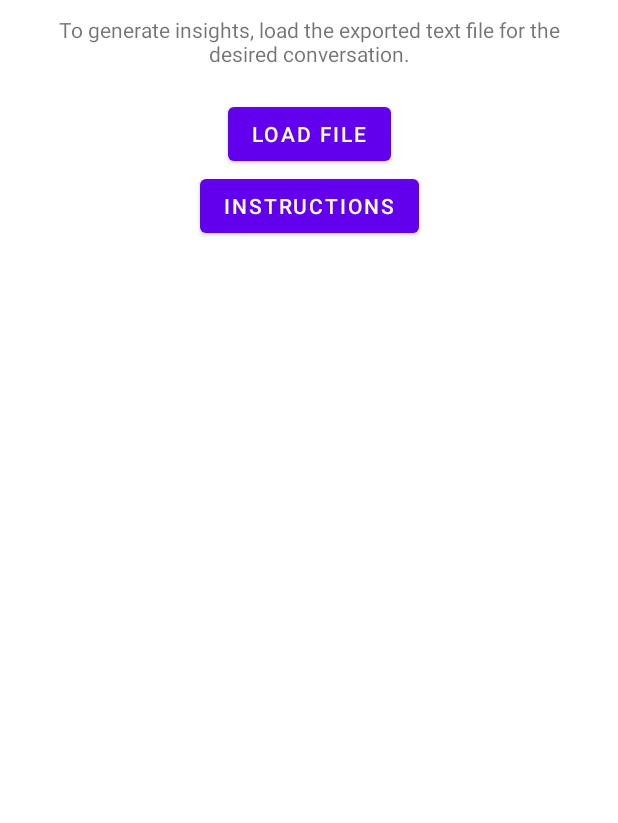
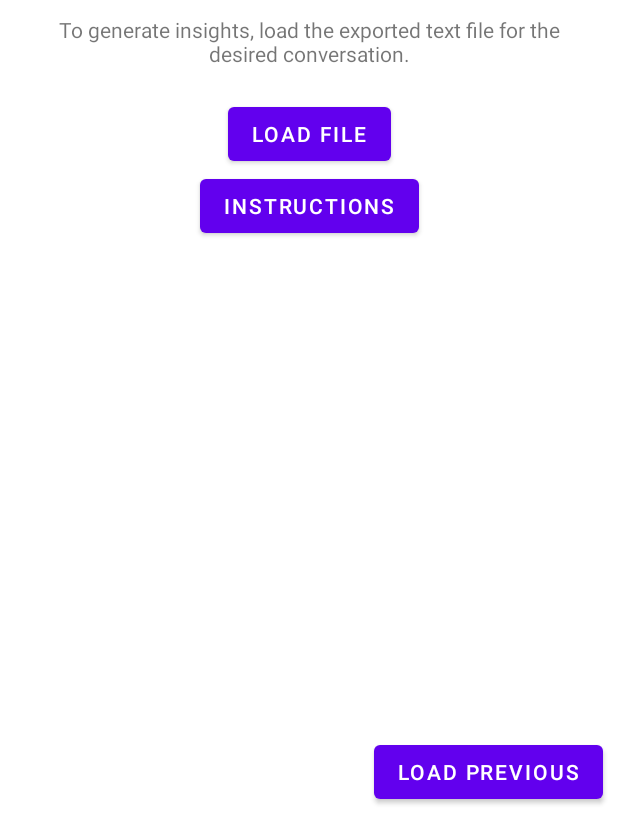
Before and after one commit to lukaratkovic/WhatsAppInsights-Android, an Android app: the screen it shows after launch (MainActivity), on a phone screen of 412 x 824 dp, the part 413-1236 px from its top. Run offline under Robolectric (Android 15) with nearby library versions, the phone set to English and light mode, and no system bars.

Commit message:
Added load previous button

```diff
--- a/app/src/main/AndroidManifest.xml
+++ b/app/src/main/AndroidManifest.xml
@@ -22,7 +22,7 @@
         <activity
             android:name=".Instructions"
             android:exported="false"
-            android:label="Load Instructions" />
+            android:label="Export Instructions" />
         <activity
             android:name=".MainActivity"
             android:exported="true">
--- a/app/src/main/java/hr/tvz/android/whatsappinsights/MainActivity.kt
+++ b/app/src/main/java/hr/tvz/android/whatsappinsights/MainActivity.kt
@@ -27,10 +27,9 @@ class MainActivity : AppCompatActivity(), IWelcomeView {
 
         welcomeController = WelcomeController(this)
 
-        binding.loadButton.setOnClickListener {
-            welcomeController.onLoad(this)
-        }
+        binding.loadButton.setOnClickListener { welcomeController.onLoad(this) }
         binding.instructionsButton.setOnClickListener { onInstructionsInvoke() }
+        binding.loadPreviousButton?.setOnClickListener { welcomeController.loadPrevious() }
     }
 
     override fun onInstructionsInvoke() {
@@ -52,6 +51,10 @@ class MainActivity : AppCompatActivity(), IWelcomeView {
         }
     }
 
+    override fun onPreviousLoaded() {
+        startActivity(Intent(this, Insights::class.java).apply{putExtra("TITLE", "WhatsApp Insights")})
+    }
+
     override fun getContext(): Context {
         return this
     }
--- a/app/src/main/java/hr/tvz/android/whatsappinsights/controller/WelcomeController.kt
+++ b/app/src/main/java/hr/tvz/android/whatsappinsights/controller/WelcomeController.kt
@@ -6,9 +6,16 @@ import android.content.Intent
 import android.database.Cursor
 import android.net.Uri
 import android.provider.OpenableColumns
+import android.util.Log
 import android.widget.Toast
 import hr.tvz.android.whatsappinsights.model.Message
+import hr.tvz.android.whatsappinsights.model.MessageDatabase
+import hr.tvz.android.whatsappinsights.model.MessageRepository
 import hr.tvz.android.whatsappinsights.view.IWelcomeView
+import kotlinx.coroutines.CoroutineScope
+import kotlinx.coroutines.Dispatchers
+import kotlinx.coroutines.launch
+import kotlinx.coroutines.withContext
 import java.io.File
 import java.time.LocalDateTime
 import java.time.format.DateTimeFormatter
@@ -17,9 +24,13 @@ interface IWelcomeController {
     fun onLoad(activity: Activity)
     fun parseFile(uri: Uri?, cacheDir: File, contentResolver: ContentResolver)
     fun getFileNameFromUri(uri: Uri?, contentResolver: ContentResolver): String
+
+    fun loadPrevious()
 }
 
 class WelcomeController(private val welcomeView: IWelcomeView): IWelcomeController {
+    private val database by lazy { MessageDatabase.getDatabase(welcomeView.getContext()) }
+    private val repository by lazy { MessageRepository(database.messageDao()) }
     override fun onLoad(activity: Activity) {
         val intent = Intent(Intent.ACTION_GET_CONTENT).apply { type = "text/plain" }
         activity.startActivityForResult(intent, REQUEST_FILE)
@@ -95,6 +106,21 @@ class WelcomeController(private val welcomeView: IWelcomeView): IWelcomeControll
         return filename ?: "Unknown filename"
     }
 
+    override fun loadPrevious() {
+        CoroutineScope(Dispatchers.IO).launch {
+            if(repository.messageCount().compareTo(0) == 0){
+                Log.w("TEST", "IF")
+                withContext(Dispatchers.Main){
+                    Toast.makeText(welcomeView.getContext(), "No previous file found. Please load a new one.", Toast.LENGTH_SHORT).show()
+                }
+            }
+            else{
+                Log.w("TEST", "ELSE")
+                welcomeView.onPreviousLoaded()
+            }
+        }
+    }
+
     fun parseMessage(message: String): Message {
         val dateTimeString = message.split(" - ")[0]
         val senderMessage = message.split(" - ")[1]
--- a/app/src/main/java/hr/tvz/android/whatsappinsights/model/Message.kt
+++ b/app/src/main/java/hr/tvz/android/whatsappinsights/model/Message.kt
@@ -27,6 +27,9 @@ interface MessageDao{
 
     @Insert
     suspend fun insertMessage(vararg message: Message)
+
+    @Query("SELECT COUNT(*) FROM messages")
+    fun messageCount(): Integer
 }
 
 class MessageRepository(private val messageDao: MessageDao){
@@ -34,6 +37,8 @@ class MessageRepository(private val messageDao: MessageDao){
     suspend fun insertMessage(messages: List<Message>) = messageDao.insertMessage(*messages.toTypedArray())
 
     fun allMessages() = messageDao.allMessages()
+
+    fun messageCount() = messageDao.messageCount()
 }
 
 @Database(entities = [Message::class], version=1)
--- a/app/src/main/java/hr/tvz/android/whatsappinsights/view/IWelcomeView.kt
+++ b/app/src/main/java/hr/tvz/android/whatsappinsights/view/IWelcomeView.kt
@@ -8,4 +8,5 @@ interface IWelcomeView {
     fun onInstructionsInvoke()
     fun onFileLoadStart()
     fun onFileLoaded(messages: MutableList<Message>, fileName: String)
+    fun onPreviousLoaded()
 }
--- a/app/src/main/res/layout/activity_main.xml
+++ b/app/src/main/res/layout/activity_main.xml
@@ -47,5 +47,14 @@
         android:layout_marginTop="0dp"
         app:layout_constraintTop_toBottomOf="@+id/load_button" />
 
+    <Button
+        android:id="@+id/load_previous_button"
+        android:layout_width="wrap_content"
+        android:layout_height="wrap_content"
+        android:text="@string/load_previous_button_text"
+        app:layout_constraintBottom_toBottomOf="parent"
+        app:layout_constraintEnd_toEndOf="parent"
+        android:layout_margin="10dp"/>
+
 
 </androidx.constraintlayout.widget.ConstraintLayout>
--- a/app/src/main/res/values/strings.xml
+++ b/app/src/main/res/values/strings.xml
@@ -10,4 +10,5 @@
     <string name="instructions_step4">Step 4. Select without media.</string>
     <!-- TODO: Remove or change this placeholder text -->
     <string name="hello_blank_fragment">Hello blank fragment</string>
+    <string name="load_previous_button_text">Load previous</string>
 </resources>
```
